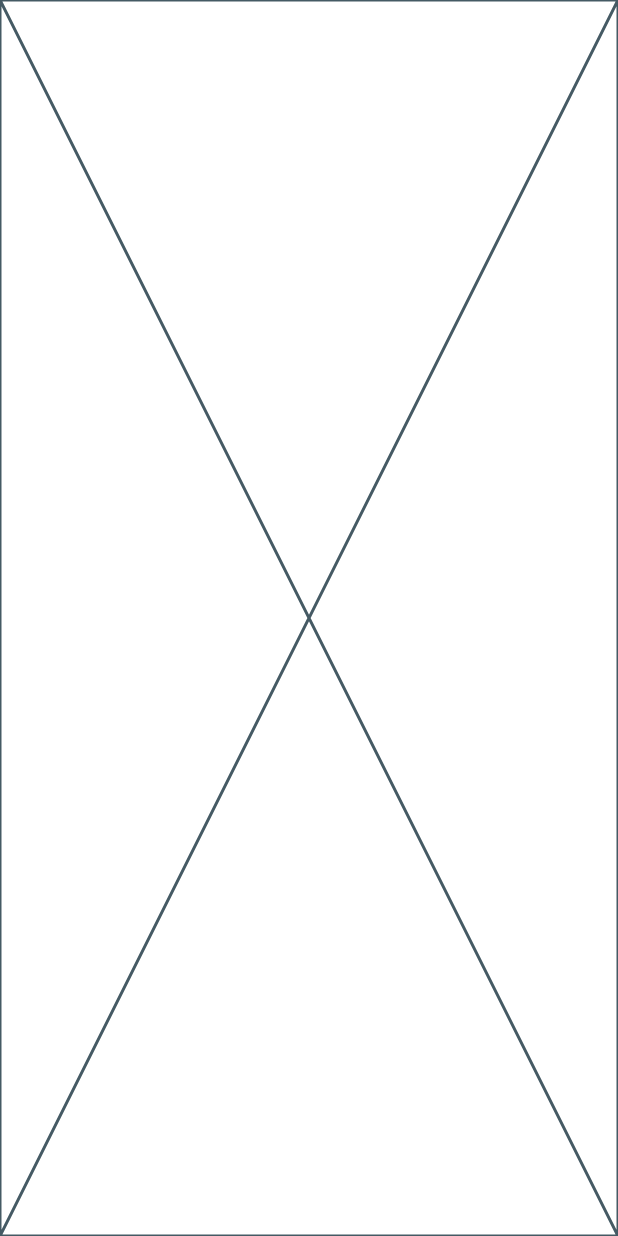
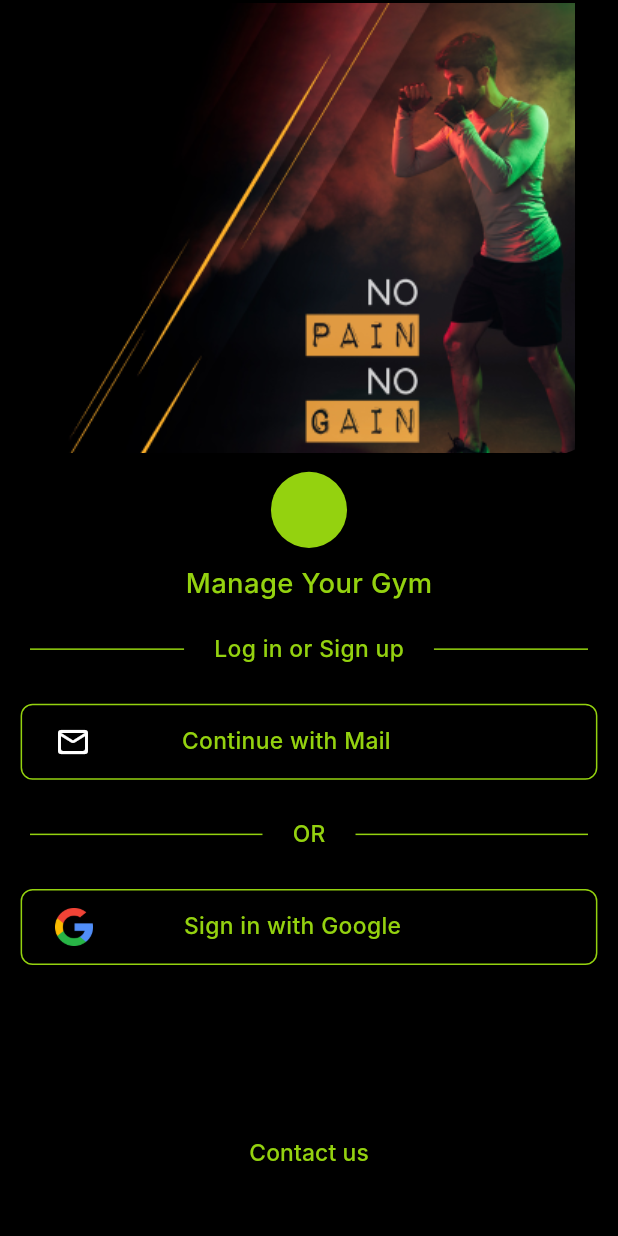
Before and after one commit to Sumeetbharali/360, a Flutter app: the screen it shows after launch, on a phone screen of 412 x 824 dp. Run offline on Flutter 3.47's test engine with Material 3 defaults, Android fonts, the phone set to English and light mode, and no system bars; our stand-ins replace flutter_screenutil; Roboto replaces fonts that are missing (Inter).

Commit message:
-Sign up View

```diff
--- a/lib/core/configurations/app_router.dart
+++ b/lib/core/configurations/app_router.dart
@@ -1,13 +1,13 @@
 import 'package:flutter/material.dart';
 import 'package:gym_management/core/configurations/pages_routes.dart';
+import 'package:gym_management/features/sign_up/presentation/views/sign_up.dart';
 
 class AppRouter {
   static Route<dynamic> onGenerateRoute(RouteSettings settings) {
     switch (settings.name) {
       case PagesRoutes.onBoardingView:
         return MaterialPageRoute(
-            builder: (context) => Placeholder(), settings: settings);
-
+            builder: (context) => SignUp(), settings: settings);
       default:
         return MaterialPageRoute(builder: (context) => const Placeholder()
             // builder: (context) => SplashView()
--- a/lib/core/theme/text_styles.dart
+++ b/lib/core/theme/text_styles.dart
@@ -1,72 +1,18 @@
-// import 'package:flutter/material.dart';
-// import 'package:flutter_screenutil/flutter_screenutil.dart';
-// import 'package:med_app/core/theme/color_palette.dart';
-// import 'package:med_app/core/theme/myFontWeights.dart';
-//
-// import 'color_palette.dart';
-// import 'myFontWeights.dart';
-//
-// class MyTextStyles {
-//   static TextStyle fontInter32MainBlueBold = TextStyle(
-//       fontFamily: 'Inter',
-//       color: ColorPalette.mainBlue,
-//       fontSize: 32.sp,
-//       fontWeight: MyFontWeights.bold);
-//   static TextStyle font24BlackBoldest = TextStyle(
-//       color: Colors.black, fontSize: 24.sp, fontWeight: MyFontWeights.boldest);
-//   static TextStyle fontInter24MainBlueBold = TextStyle(
-//       fontFamily: 'Inter',
-//       color: ColorPalette.mainBlue,
-//       fontSize: 24.sp,
-//       fontWeight: MyFontWeights.bold);
-//   static TextStyle fontInter16WhiteSemiBold = TextStyle(
-//       fontFamily: 'Inter',
-//       color: Colors.white,
-//       fontSize: 16.sp,
-//       fontWeight: MyFontWeights.semiBold);
-//   static TextStyle fontInter16DarkGreyMedium = TextStyle(
-//       fontFamily: 'Inter',
-//       color: ColorPalette.darkGrey,
-//       fontSize: 16.sp,
-//       fontWeight: MyFontWeights.medium);
-//   static TextStyle fontInter14DarkGreyRegular = TextStyle(
-//       fontFamily: 'Inter',
-//       color: ColorPalette.darkGrey,
-//       fontSize: 14.sp,
-//       fontWeight: MyFontWeights.regular);
-//   static TextStyle fontInter14DarkBlueMedium = TextStyle(
-//       fontFamily: 'Inter',
-//       color: ColorPalette.darkBlue,
-//       fontSize: 14.sp,
-//       fontWeight: MyFontWeights.medium);
-//   static TextStyle fontInter14GreyMedium = TextStyle(
-//       fontFamily: 'Inter',
-//       color: ColorPalette.grey,
-//       fontSize: 14.sp,
-//       fontWeight: MyFontWeights.medium);
-//   static TextStyle fontInter13MainBlueRegular = TextStyle(
-//       fontFamily: 'Inter',
-//       color: ColorPalette.mainBlue,
-//       fontSize: 13.sp,
-//       fontWeight: MyFontWeights.regular);
-//   static TextStyle fontInter13DarkGreyRegular = TextStyle(
-//       fontFamily: 'Inter',
-//       color: ColorPalette.darkGrey,
-//       fontSize: 13.sp,
-//       fontWeight: MyFontWeights.regular);
-//   static TextStyle fontInter11DarkGreyRegular = TextStyle(
-//       fontFamily: 'Inter',
-//       color: ColorPalette.darkGrey,
-//       fontSize: 11.sp,
-//       fontWeight: MyFontWeights.regular);
-//   static TextStyle fontInter11DarkBlueSemiBold = TextStyle(
-//       fontFamily: 'Inter',
-//       color: ColorPalette.darkBlue,
-//       fontSize: 11.sp,
-//       fontWeight: MyFontWeights.semiBold);
-//   static TextStyle fontInter11MainBlueBold = TextStyle(
-//       fontFamily: 'Inter',
-//       color: ColorPalette.mainBlue,
-//       fontSize: 11.sp,
-//       fontWeight: MyFontWeights.bold);
-// }
+import 'package:flutter/material.dart';
+import 'package:flutter_screenutil/flutter_screenutil.dart';
+
+import 'color_palette.dart';
+import 'myFontWeights.dart';
+
+class MyTextStyles {
+  static TextStyle fontInter18MainGreenMedium = TextStyle(
+      fontFamily: 'Inter',
+      color: ColorPalette.mainGreen,
+      fontSize: 18.sp,
+      fontWeight: MyFontWeights.medium);
+  static TextStyle fontInter15MainGreenMedium = TextStyle(
+      fontFamily: 'Inter',
+      color: ColorPalette.mainGreen,
+      fontSize: 15.sp,
+      fontWeight: MyFontWeights.medium);
+}
--- /dev/null
+++ b/lib/core/widgets/button_with_icon.dart
@@ -0,0 +1,38 @@
+import 'package:flutter/material.dart';
+import 'package:flutter_screenutil/flutter_screenutil.dart';
+import 'package:gym_management/core/theme/text_styles.dart';
+import 'package:gym_management/core/widgets/space.dart';
+
+import '../theme/color_palette.dart';
+
+class ButtonWithIcon extends StatelessWidget {
+  ButtonWithIcon({super.key, required this.text, required this.icon});
+
+  Widget icon;
+  String text;
+
+  @override
+  Widget build(BuildContext context) {
+    return GestureDetector(
+        onTap: () {},
+        child: Container(
+          padding: EdgeInsets.symmetric(horizontal: 20.w),
+          width: 350.w,
+          height: 50.h,
+          decoration: BoxDecoration(
+              border: Border.all(color: ColorPalette.mainGreen),
+              borderRadius: BorderRadius.circular(8)),
+          child: Row(
+            children: [
+              icon,
+              horizontalSpace(55),
+              Text(
+                style: MyTextStyles.fontInter15MainGreenMedium,
+                text,
+                textAlign: TextAlign.center,
+              )
+            ],
+          ),
+        ));
+  }
+}
--- a/lib/core/widgets/space.dart
+++ b/lib/core/widgets/space.dart
@@ -6,5 +6,5 @@ SizedBox verticalSpace(int height) {
 }
 
 SizedBox horizontalSpace(int width) {
-  return SizedBox(height: width.w);
+  return SizedBox(width: width.w);
 }
--- /dev/null
+++ b/lib/core/widgets/text_between_dividers.dart
@@ -0,0 +1,38 @@
+import 'package:flutter/material.dart';
+
+import '../theme/color_palette.dart';
+import '../theme/text_styles.dart';
+
+class TextBetweenDividers extends StatelessWidget {
+  TextBetweenDividers({super.key, required this.text});
+
+  String text;
+
+  @override
+  Widget build(BuildContext context) {
+    return Row(
+      children: [
+        Expanded(
+            child: Padding(
+          padding: const EdgeInsets.symmetric(horizontal: 20.0),
+          child: Divider(
+            height: 2,
+            color: ColorPalette.mainGreen,
+          ),
+        )),
+        Text(
+          text,
+          style: MyTextStyles.fontInter15MainGreenMedium,
+        ),
+        Expanded(
+            child: Padding(
+          padding: const EdgeInsets.symmetric(horizontal: 20.0),
+          child: Divider(
+            height: 2,
+            color: ColorPalette.mainGreen,
+          ),
+        ))
+      ],
+    );
+  }
+}
--- /dev/null
+++ b/lib/features/sign_up/presentation/views/sign_up.dart
@@ -0,0 +1,55 @@
+import 'package:flutter/material.dart';
+import 'package:flutter_screenutil/flutter_screenutil.dart';
+import 'package:gym_management/core/theme/color_palette.dart';
+import 'package:gym_management/core/theme/text_styles.dart';
+import 'package:gym_management/core/widgets/button_with_icon.dart';
+import 'package:gym_management/core/widgets/space.dart';
+import 'package:gym_management/core/widgets/text_between_dividers.dart';
+import 'package:gym_management/features/sign_up/presentation/widgets/top_image.dart';
+
+class SignUp extends StatelessWidget {
+  const SignUp({super.key});
+
+  @override
+  Widget build(BuildContext context) {
+    return Scaffold(
+        body: Column(children: [
+      const TopImage(),
+      verticalSpace(10),
+      CircleAvatar(
+        backgroundColor: ColorPalette.mainGreen,
+        radius: 25.sp,
+      ),
+      verticalSpace(10),
+      Text("Manage Your Gym", style: MyTextStyles.fontInter18MainGreenMedium),
+      verticalSpace(20),
+      TextBetweenDividers(text: "Log in or Sign up"),
+      verticalSpace(25),
+
+      // Mail button
+      ButtonWithIcon(
+        text: "Continue with Mail",
+        icon: Icon(Icons.mail_outline_rounded),
+      ),
+      verticalSpace(25),
+      TextBetweenDividers(text: "OR"),
+      verticalSpace(25),
+
+      // Google button
+      ButtonWithIcon(
+        text: "Sign in with Google",
+        icon: Image.asset(
+          "assets/icons/google.png",
+          height: 25.h,
+        ),
+      ),
+      verticalSpace(100),
+      TextButton(
+          onPressed: () {},
+          child: Text(
+            "Contact us",
+            style: MyTextStyles.fontInter15MainGreenMedium,
+          ))
+    ]));
+  }
+}
--- /dev/null
+++ b/lib/features/sign_up/presentation/widgets/top_image.dart
@@ -0,0 +1,21 @@
+import 'package:flutter/material.dart';
+import 'package:flutter_screenutil/flutter_screenutil.dart';
+
+class TopImage extends StatelessWidget {
+  const TopImage({super.key});
+
+  @override
+  Widget build(BuildContext context) {
+    return Container(
+      height: 300.h,
+      decoration: const BoxDecoration(
+          image: DecorationImage(
+              image: AssetImage(
+            "assets/images/iPhone 14 - noPain.png",
+          )),
+          borderRadius: BorderRadius.only(
+              bottomLeft: Radius.circular(50),
+              bottomRight: Radius.circular(50))),
+    );
+  }
+}
--- a/lib/main.dart
+++ b/lib/main.dart
@@ -16,7 +16,8 @@ class MyApp extends StatelessWidget {
 
   @override
   Widget build(BuildContext context) {
-    return ScreenUtilInit(
+    return SafeArea(
+      child: ScreenUtilInit(
         designSize: const Size(375, 812),
         minTextAdapt: true,
         child: AnnotatedRegion(
@@ -30,6 +31,7 @@ class MyApp extends StatelessWidget {
             onGenerateRoute: AppRouter.onGenerateRoute,
           ),
         ),
+      ),
     );
   }
 }
--- a/pubspec.yaml
+++ b/pubspec.yaml
@@ -62,6 +62,7 @@ flutter:
   # To add assets to your application, add an assets section, like this:
   assets:
     - assets/images/
+    - assets/icons/
 
   # An image asset can refer to one or more resolution-specific "variants", see
   # https://flutter.dev/to/resolution-aware-images
```
Also changed, not shown: assets/icons/google.png (added), assets/images/iPhone 14 - noPain.png. Lines whose indentation alone changed are shown as unchanged.
